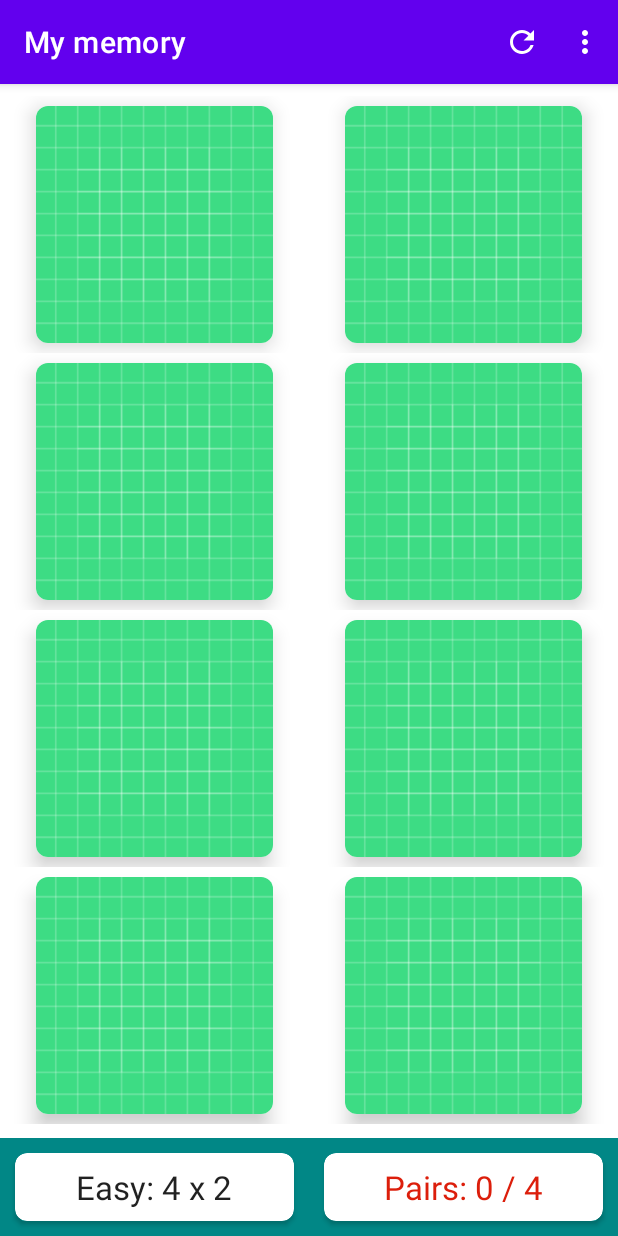
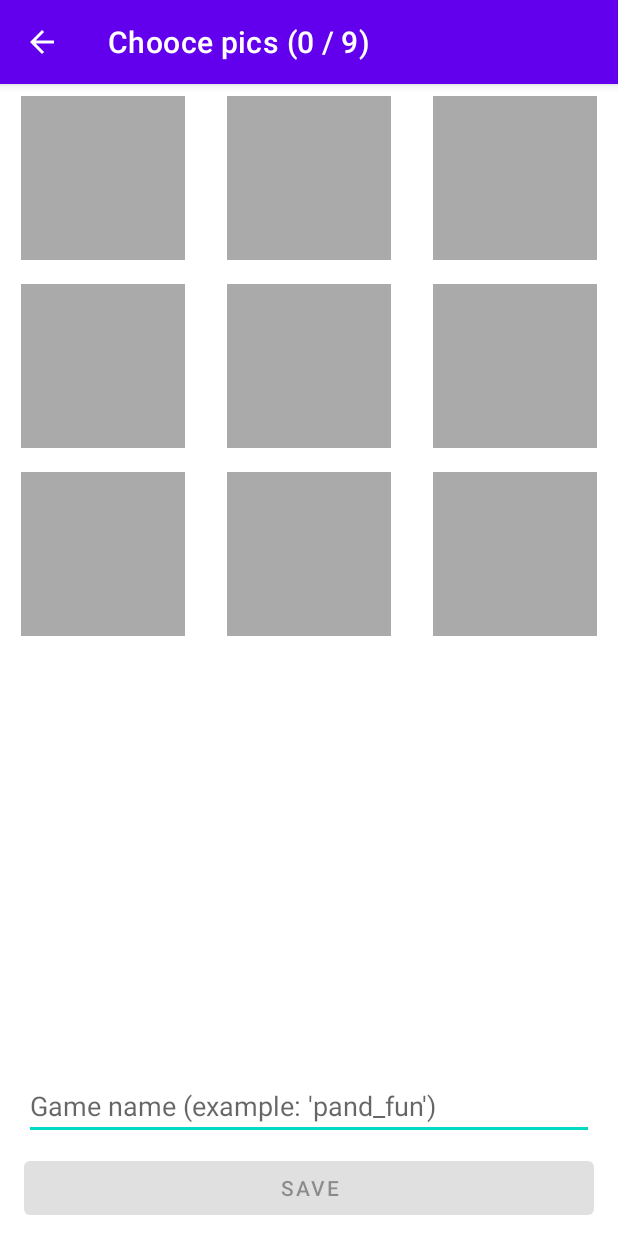
Before and after one commit to IvanNehaev/MyMemory, an Android app: the screen it shows after launch (MainActivity before the commit, CreateActivity after it), on a phone screen of 412 x 824 dp. Run offline under Robolectric (Android 15) with nearby library versions, the phone set to English and light mode, and no system bars.

Commit message:
build the image grid in the creation flow

```diff
--- a/app/src/main/AndroidManifest.xml
+++ b/app/src/main/AndroidManifest.xml
@@ -9,7 +9,8 @@
         android:roundIcon="@mipmap/ic_launcher_round"
         android:supportsRtl="true"
         android:theme="@style/Theme.MyMemory">
-        <activity android:name=".CreateActivity"></activity>
+        <activity android:name=".CreateActivity"
+            android:windowSoftInputMode="stateHidden"></activity>
         <activity android:name=".MainActivity">
             <intent-filter>
                 <action android:name="android.intent.action.MAIN" />
--- a/app/src/main/java/com/nehaeff/mymemory/CreateActivity.kt
+++ b/app/src/main/java/com/nehaeff/mymemory/CreateActivity.kt
@@ -1,24 +1,42 @@
 package com.nehaeff.mymemory
 
+import android.net.Uri
 import androidx.appcompat.app.AppCompatActivity
 import android.os.Bundle
 import android.view.MenuItem
+import android.widget.Button
+import android.widget.EditText
+import androidx.recyclerview.widget.GridLayoutManager
+import androidx.recyclerview.widget.RecyclerView
 import com.nehaeff.mymemory.models.BoardSize
 import com.nehaeff.mymemory.utils.EXTRA_BOARD_SIZE
 
 class CreateActivity : AppCompatActivity() {
 
+    private lateinit var rvImagePicker: RecyclerView
+    private lateinit var etGameName: EditText
+    private lateinit var btnSave: Button
+
     private lateinit var boardSize: BoardSize
     private var numImagesRequired = -1
+    private val chosenImageUris = mutableListOf<Uri>()
 
     override fun onCreate(savedInstanceState: Bundle?) {
         super.onCreate(savedInstanceState)
         setContentView(R.layout.activity_create)
 
+        rvImagePicker = findViewById(R.id.rvImagePicker)
+        etGameName = findViewById(R.id.etGameName)
+        btnSave = findViewById(R.id.btnSave)
+
         supportActionBar?.setDisplayHomeAsUpEnabled(true)
         boardSize = intent.getSerializableExtra(EXTRA_BOARD_SIZE) as BoardSize
         numImagesRequired = boardSize.getNumPairs()
         supportActionBar?.title = "Chooce pics (0 / $numImagesRequired)"
+
+        rvImagePicker.adapter = ImagePickerAdapter(this, chosenImageUris, boardSize)
+        rvImagePicker.setHasFixedSize(true)
+        rvImagePicker.layoutManager = GridLayoutManager(this, boardSize.getWidth())
     }
 
     override fun onOptionsItemSelected(item: MenuItem): Boolean {
--- /dev/null
+++ b/app/src/main/java/com/nehaeff/mymemory/ImagePickerAdapter.kt
@@ -0,0 +1,55 @@
+package com.nehaeff.mymemory
+
+import android.content.Context
+import android.net.Uri
+import android.view.LayoutInflater
+import android.view.View
+import android.view.ViewGroup
+import android.widget.ImageView
+import androidx.recyclerview.widget.RecyclerView
+import com.nehaeff.mymemory.models.BoardSize
+import java.util.Collections.min
+import kotlin.math.min
+
+class ImagePickerAdapter(
+        private val context: Context,
+        private val imageUris: List<Uri>,
+        private val boardSize: BoardSize
+) : RecyclerView.Adapter<ImagePickerAdapter.ViewHolder>() {
+
+    override fun onCreateViewHolder(parent: ViewGroup, viewType: Int): ViewHolder {
+        val view = LayoutInflater.from(context).inflate(R.layout.card_image, parent, false)
+        val cardView: Int = parent.width / boardSize.getWidth()
+        val cardHeight: Int = parent.height / boardSize.getHeight()
+        val cardSideLength = min(cardView, cardHeight)
+        val layoutParams: ViewGroup.LayoutParams = view.findViewById<ImageView>(R.id.imageView).layoutParams
+        layoutParams.width = cardSideLength
+        layoutParams.height = cardSideLength
+        return ViewHolder(view)
+    }
+
+    override fun getItemCount() = boardSize.getNumPairs()
+
+    override fun onBindViewHolder(holder: ViewHolder, position: Int) {
+        if (position < imageUris.size) {
+            holder.bind(imageUris[position])
+        } else {
+            holder.bind()
+        }
+    }
+
+    inner class ViewHolder(itemView: View ) : RecyclerView.ViewHolder(itemView) {
+        private val ivCustomImage = itemView.findViewById<ImageView>(R.id.imageView)
+
+        fun bind(uri: Uri) {
+            ivCustomImage.setImageURI(uri)
+            ivCustomImage.setOnClickListener(null)
+        }
+
+        fun bind() {
+            ivCustomImage.setOnClickListener {
+                //Launch intent for user to select photos
+            }
+        }
+    }
+}
--- a/app/src/main/java/com/nehaeff/mymemory/MainActivity.kt
+++ b/app/src/main/java/com/nehaeff/mymemory/MainActivity.kt
@@ -49,6 +49,10 @@ class MainActivity : AppCompatActivity() {
         rvBoard = findViewById(R.id.rvBoard)
         tvNumMoves = findViewById(R.id.tvNumMoves)
         tvNumPairs = findViewById(R.id.tvNumPairs)
+
+        val intent = Intent(this, CreateActivity::class.java)
+        intent.putExtra(EXTRA_BOARD_SIZE, BoardSize.MEDIUM)
+        startActivity(intent)
 
         setupBoard()
     }
@@ -136,8 +140,8 @@ class MainActivity : AppCompatActivity() {
                 tvNumPairs.text = "Pairs: 0 / 4"
             }
             BoardSize.MEDIUM -> {
-                tvNumMoves.text = "Easy: 4 x 2"
-                tvNumPairs.text = "Pairs: 0 / 4"
+                tvNumMoves.text = "Medium: 6 x 3"
+                tvNumPairs.text = "Pairs: 0 / 6"
             }
             BoardSize.HARD -> {
                 tvNumMoves.text = "Hard: 6 x 4"
--- a/app/src/main/res/layout/activity_create.xml
+++ b/app/src/main/res/layout/activity_create.xml
@@ -28,6 +28,7 @@
         android:layout_marginBottom="8dp"
         android:digits="123456789_-qwertyuiopasdfghjklzxcvbnm"
         android:ems="10"
+        android:focusable="true"
         android:hint="Game name (example: 'pand_fun')"
         android:imeOptions="actionDone"
         android:importantForAutofill="no"
@@ -36,4 +37,14 @@
         app:layout_constraintBottom_toTopOf="@+id/btnSave"
         app:layout_constraintEnd_toEndOf="parent"
         app:layout_constraintStart_toStartOf="parent" />
+
+    <androidx.recyclerview.widget.RecyclerView
+        android:id="@+id/rvImagePicker"
+        android:layout_width="0dp"
+        android:layout_height="0dp"
+        android:overScrollMode="never"
+        app:layout_constraintBottom_toTopOf="@+id/etGameName"
+        app:layout_constraintEnd_toEndOf="parent"
+        app:layout_constraintStart_toStartOf="parent"
+        app:layout_constraintTop_toTopOf="parent" />
 </androidx.constraintlayout.widget.ConstraintLayout>
--- /dev/null
+++ b/app/src/main/res/layout/card_image.xml
@@ -0,0 +1,19 @@
+<?xml version="1.0" encoding="utf-8"?>
+<LinearLayout xmlns:android="http://schemas.android.com/apk/res/android"
+    xmlns:app="http://schemas.android.com/apk/res-auto"
+    xmlns:tools="http://schemas.android.com/tools"
+    android:id="@+id/ivCustomImage"
+    android:layout_width="match_parent"
+    android:layout_height="wrap_content"
+    android:gravity="center"
+    android:orientation="vertical">
+
+    <ImageView
+        android:id="@+id/imageView"
+        android:layout_width="100dp"
+        android:layout_height="100dp"
+        android:layout_margin="8dp"
+        android:background="@android:color/darker_gray"
+        android:scaleType="centerCrop"
+        tools:srcCompat="@tools:sample/backgrounds/scenic" />
+</LinearLayout>
```
